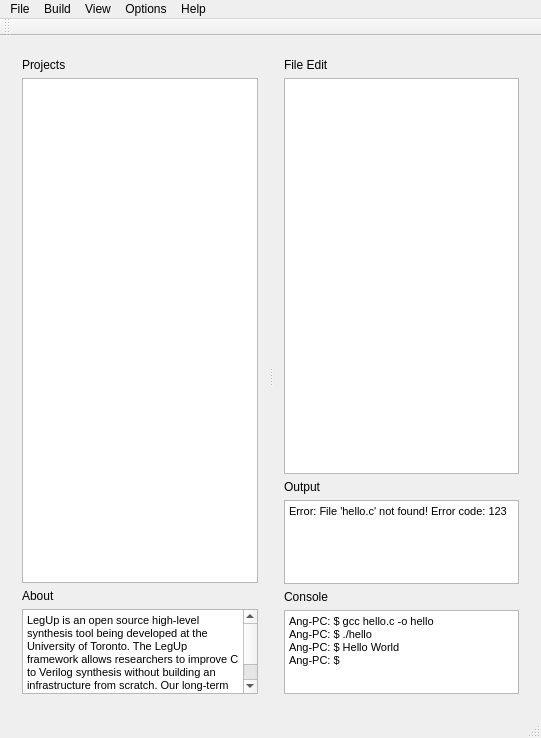
Qt form legup_proper/mainwindow.ui (yunliangliu/LegUp_GUI) before a commit.
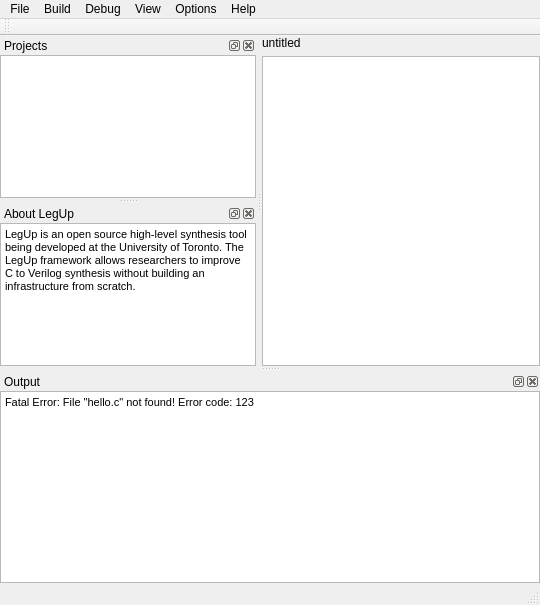
The same form after that commit. Icons and pictures are not drawn.

Commit message: changed splitter into dock

Patch:
```diff
--- a/legup_proper/mainwindow.ui
+++ b/legup_proper/mainwindow.ui
@@ -6,8 +6,8 @@
    <rect>
     <x>0</x>
     <y>0</y>
-    <width>541</width>
-    <height>738</height>
+    <width>540</width>
+    <height>605</height>
    </rect>
   </property>
   <property name="sizePolicy">
@@ -27,155 +27,44 @@
     </sizepolicy>
    </property>
    <layout class="QGridLayout" name="gridLayout">
+    <property name="leftMargin">
+     <number>0</number>
+    </property>
+    <property name="topMargin">
+     <number>0</number>
+    </property>
+    <property name="rightMargin">
+     <number>0</number>
+    </property>
+    <property name="bottomMargin">
+     <number>0</number>
+    </property>
     <item row="0" column="0">
-     <widget class="QSplitter" name="splitter">
-      <property name="orientation">
-       <enum>Qt::Horizontal</enum>
-      </property>
-      <widget class="QWidget" name="layoutWidget">
-       <layout class="QVBoxLayout" name="verticalLayout_4" stretch="5,1">
-        <item>
-         <layout class="QVBoxLayout" name="verticalLayout">
-          <item>
-           <widget class="QLabel" name="label">
-            <property name="text">
-             <string>Projects</string>
-            </property>
-           </widget>
-          </item>
-          <item>
-           <widget class="QTreeView" name="treeView">
-            <property name="sizePolicy">
-             <sizepolicy hsizetype="Expanding" vsizetype="Expanding">
-              <horstretch>0</horstretch>
-              <verstretch>0</verstretch>
-             </sizepolicy>
-            </property>
-           </widget>
-          </item>
-         </layout>
-        </item>
-        <item>
-         <layout class="QVBoxLayout" name="verticalLayout_3">
-          <item>
-           <widget class="QLabel" name="label_2">
-            <property name="text">
-             <string>About</string>
-            </property>
-           </widget>
-          </item>
-          <item>
-           <widget class="QTextBrowser" name="textBrowser">
-            <property name="sizePolicy">
-             <sizepolicy hsizetype="Expanding" vsizetype="Expanding">
-              <horstretch>0</horstretch>
-              <verstretch>0</verstretch>
-             </sizepolicy>
-            </property>
-            <property name="html">
-             <string>&lt;!DOCTYPE HTML PUBLIC &quot;-//W3C//DTD HTML 4.0//EN&quot; &quot;http://www.w3.org/TR/REC-html40/strict.dtd&quot;&gt;
-&lt;html&gt;&lt;head&gt;&lt;meta name=&quot;qrichtext&quot; content=&quot;1&quot; /&gt;&lt;style type=&quot;text/css&quot;&gt;
-p, li { white-space: pre-wrap; }
-&lt;/style&gt;&lt;/head&gt;&lt;body style=&quot; font-family:'MS Shell Dlg 2'; font-size:8.25pt; font-weight:400; font-style:normal;&quot;&gt;
-&lt;p style=&quot; margin-top:0px; margin-bottom:0px; margin-left:0px; margin-right:0px; -qt-block-indent:0; text-indent:0px;&quot;&gt;LegUp is an open source high-level synthesis tool being developed at the University of Toronto. The LegUp framework allows researchers to improve C to Verilog synthesis without building an infrastructure from scratch. Our long-term vision is to make FPGA programming easier for software developers.&lt;/p&gt;&lt;/body&gt;&lt;/html&gt;</string>
-            </property>
-           </widget>
-          </item>
-         </layout>
-        </item>
-       </layout>
-      </widget>
-      <widget class="QWidget" name="layoutWidget">
-       <layout class="QVBoxLayout" name="verticalLayout_7" stretch="4,1,1">
-        <item>
-         <layout class="QVBoxLayout" name="verticalLayout_2">
-          <item>
-           <widget class="QLabel" name="label_3">
-            <property name="text">
-             <string>File Edit</string>
-            </property>
-           </widget>
-          </item>
-          <item>
-           <widget class="QTextEdit" name="textEdit">
-            <property name="sizePolicy">
-             <sizepolicy hsizetype="Expanding" vsizetype="Expanding">
-              <horstretch>0</horstretch>
-              <verstretch>0</verstretch>
-             </sizepolicy>
-            </property>
-            <property name="font">
-             <font>
-              <family>Courier</family>
-              <pointsize>11</pointsize>
-             </font>
-            </property>
-           </widget>
-          </item>
-         </layout>
-        </item>
-        <item>
-         <layout class="QVBoxLayout" name="verticalLayout_5">
-          <item>
-           <widget class="QLabel" name="label_4">
-            <property name="text">
-             <string>Output</string>
-            </property>
-           </widget>
-          </item>
-          <item>
-           <widget class="QTextBrowser" name="textBrowser_2">
-            <property name="sizePolicy">
-             <sizepolicy hsizetype="Expanding" vsizetype="Expanding">
-              <horstretch>0</horstretch>
-              <verstretch>0</verstretch>
-             </sizepolicy>
-            </property>
-            <property name="html">
-             <string>&lt;!DOCTYPE HTML PUBLIC &quot;-//W3C//DTD HTML 4.0//EN&quot; &quot;http://www.w3.org/TR/REC-html40/strict.dtd&quot;&gt;
-&lt;html&gt;&lt;head&gt;&lt;meta name=&quot;qrichtext&quot; content=&quot;1&quot; /&gt;&lt;style type=&quot;text/css&quot;&gt;
-p, li { white-space: pre-wrap; }
-&lt;/style&gt;&lt;/head&gt;&lt;body style=&quot; font-family:'MS Shell Dlg 2'; font-size:8.25pt; font-weight:400; font-style:normal;&quot;&gt;
-&lt;p style=&quot; margin-top:0px; margin-bottom:0px; margin-left:0px; margin-right:0px; -qt-block-indent:0; text-indent:0px;&quot;&gt;Error: File 'hello.c' not found! Error code: 123&lt;/p&gt;&lt;/body&gt;&lt;/html&gt;</string>
-            </property>
-           </widget>
-          </item>
-         </layout>
-        </item>
-        <item>
-         <layout class="QVBoxLayout" name="verticalLayout_6">
-          <item>
-           <widget class="QLabel" name="label_5">
-            <property name="text">
-             <string>Console</string>
-            </property>
-           </widget>
-          </item>
-          <item>
-           <widget class="QTextBrowser" name="textBrowser_3">
-            <property name="sizePolicy">
-             <sizepolicy hsizetype="Expanding" vsizetype="Expanding">
-              <horstretch>0</horstretch>
-              <verstretch>0</verstretch>
-             </sizepolicy>
-            </property>
-            <property name="html">
-             <string>&lt;!DOCTYPE HTML PUBLIC &quot;-//W3C//DTD HTML 4.0//EN&quot; &quot;http://www.w3.org/TR/REC-html40/strict.dtd&quot;&gt;
-&lt;html&gt;&lt;head&gt;&lt;meta name=&quot;qrichtext&quot; content=&quot;1&quot; /&gt;&lt;style type=&quot;text/css&quot;&gt;
-p, li { white-space: pre-wrap; }
-&lt;/style&gt;&lt;/head&gt;&lt;body style=&quot; font-family:'MS Shell Dlg 2'; font-size:8.25pt; font-weight:400; font-style:normal;&quot;&gt;
-&lt;p style=&quot; margin-top:0px; margin-bottom:0px; margin-left:0px; margin-right:0px; -qt-block-indent:0; text-indent:0px;&quot;&gt;Ang-PC: $ gcc hello.c -o hello&lt;/p&gt;
-&lt;p style=&quot; margin-top:0px; margin-bottom:0px; margin-left:0px; margin-right:0px; -qt-block-indent:0; text-indent:0px;&quot;&gt;Ang-PC: $ ./hello&lt;/p&gt;
-&lt;p style=&quot; margin-top:0px; margin-bottom:0px; margin-left:0px; margin-right:0px; -qt-block-indent:0; text-indent:0px;&quot;&gt;Ang-PC: $ Hello World&lt;/p&gt;
-&lt;p style=&quot; margin-top:0px; margin-bottom:0px; margin-left:0px; margin-right:0px; -qt-block-indent:0; text-indent:0px;&quot;&gt;Ang-PC: $ &lt;/p&gt;&lt;/body&gt;&lt;/html&gt;</string>
-            </property>
-           </widget>
-          </item>
-         </layout>
-        </item>
-       </layout>
-      </widget>
-     </widget>
+     <layout class="QVBoxLayout" name="verticalLayout_2">
+      <item>
+       <widget class="QLabel" name="fileLabel">
+        <property name="text">
+         <string>untitled</string>
+        </property>
+       </widget>
+      </item>
+      <item>
+       <widget class="QTextEdit" name="textEdit">
+        <property name="sizePolicy">
+         <sizepolicy hsizetype="Expanding" vsizetype="Expanding">
+          <horstretch>0</horstretch>
+          <verstretch>0</verstretch>
+         </sizepolicy>
+        </property>
+        <property name="font">
+         <font>
+          <family>Consolas</family>
+          <pointsize>10</pointsize>
+         </font>
+        </property>
+       </widget>
+      </item>
+     </layout>
     </item>
    </layout>
   </widget>
@@ -184,7 +73,7 @@
     <rect>
      <x>0</x>
      <y>0</y>
-     <width>541</width>
+     <width>540</width>
      <height>21</height>
     </rect>
    </property>
@@ -235,8 +124,14 @@
      <string>View</string>
     </property>
    </widget>
+   <widget class="QMenu" name="menuDebug">
+    <property name="title">
+     <string>Debug</string>
+    </property>
+   </widget>
    <addaction name="menuFile"/>
    <addaction name="menuBuild"/>
+   <addaction name="menuDebug"/>
    <addaction name="menuView"/>
    <addaction name="menuOptions"/>
    <addaction name="menuHelp"/>
@@ -250,6 +145,103 @@
    </attribute>
   </widget>
   <widget class="QStatusBar" name="statusBar"/>
+  <widget class="QDockWidget" name="outputDock">
+   <property name="windowTitle">
+    <string>Output</string>
+   </property>
+   <attribute name="dockWidgetArea">
+    <number>8</number>
+   </attribute>
+   <widget class="QWidget" name="dockWidgetContents_6">
+    <layout class="QHBoxLayout" name="horizontalLayout_5">
+     <property name="leftMargin">
+      <number>0</number>
+     </property>
+     <property name="topMargin">
+      <number>0</number>
+     </property>
+     <property name="rightMargin">
+      <number>0</number>
+     </property>
+     <property name="bottomMargin">
+      <number>0</number>
+     </property>
+     <item>
+      <widget class="QTextBrowser" name="textBrowser_2">
+       <property name="html">
+        <string>&lt;!DOCTYPE HTML PUBLIC &quot;-//W3C//DTD HTML 4.0//EN&quot; &quot;http://www.w3.org/TR/REC-html40/strict.dtd&quot;&gt;
+&lt;html&gt;&lt;head&gt;&lt;meta name=&quot;qrichtext&quot; content=&quot;1&quot; /&gt;&lt;style type=&quot;text/css&quot;&gt;
+p, li { white-space: pre-wrap; }
+&lt;/style&gt;&lt;/head&gt;&lt;body style=&quot; font-family:'MS Shell Dlg 2'; font-size:8.25pt; font-weight:400; font-style:normal;&quot;&gt;
+&lt;p style=&quot; margin-top:0px; margin-bottom:0px; margin-left:0px; margin-right:0px; -qt-block-indent:0; text-indent:0px;&quot;&gt;Fatal Error: File &amp;quot;hello.c&amp;quot; not found! Error code: 123&lt;/p&gt;&lt;/body&gt;&lt;/html&gt;</string>
+       </property>
+      </widget>
+     </item>
+    </layout>
+   </widget>
+  </widget>
+  <widget class="QDockWidget" name="projectDock">
+   <property name="windowTitle">
+    <string>Projects</string>
+   </property>
+   <attribute name="dockWidgetArea">
+    <number>1</number>
+   </attribute>
+   <widget class="QWidget" name="dockWidgetContents">
+    <layout class="QHBoxLayout" name="horizontalLayout_3">
+     <property name="leftMargin">
+      <number>0</number>
+     </property>
+     <property name="topMargin">
+      <number>0</number>
+     </property>
+     <property name="rightMargin">
+      <number>0</number>
+     </property>
+     <property name="bottomMargin">
+      <number>0</number>
+     </property>
+     <item>
+      <widget class="QTreeView" name="treeView"/>
+     </item>
+    </layout>
+   </widget>
+  </widget>
+  <widget class="QDockWidget" name="aboutDock">
+   <property name="windowTitle">
+    <string>About LegUp</string>
+   </property>
+   <attribute name="dockWidgetArea">
+    <number>1</number>
+   </attribute>
+   <widget class="QWidget" name="dockWidgetContents_9">
+    <layout class="QHBoxLayout" name="horizontalLayout">
+     <property name="leftMargin">
+      <number>0</number>
+     </property>
+     <property name="topMargin">
+      <number>0</number>
+     </property>
+     <property name="rightMargin">
+      <number>0</number>
+     </property>
+     <property name="bottomMargin">
+      <number>0</number>
+     </property>
+     <item>
+      <widget class="QTextBrowser" name="aboutText">
+       <property name="html">
+        <string>&lt;!DOCTYPE HTML PUBLIC &quot;-//W3C//DTD HTML 4.0//EN&quot; &quot;http://www.w3.org/TR/REC-html40/strict.dtd&quot;&gt;
+&lt;html&gt;&lt;head&gt;&lt;meta name=&quot;qrichtext&quot; content=&quot;1&quot; /&gt;&lt;style type=&quot;text/css&quot;&gt;
+p, li { white-space: pre-wrap; }
+&lt;/style&gt;&lt;/head&gt;&lt;body style=&quot; font-family:'MS Shell Dlg 2'; font-size:8.25pt; font-weight:400; font-style:normal;&quot;&gt;
+&lt;p style=&quot; margin-top:0px; margin-bottom:0px; margin-left:0px; margin-right:0px; -qt-block-indent:0; text-indent:0px;&quot;&gt;&lt;span style=&quot; font-size:8pt;&quot;&gt;LegUp is an open source high-level synthesis tool being developed at the University of Toronto. The LegUp framework allows researchers to improve C to Verilog synthesis without building an infrastructure from scratch.&lt;/span&gt;&lt;/p&gt;&lt;/body&gt;&lt;/html&gt;</string>
+       </property>
+      </widget>
+     </item>
+    </layout>
+   </widget>
+  </widget>
   <action name="actionAbout_LegUp">
    <property name="icon">
     <iconset resource="legup_proper.qrc">
```
Left out of the diff: 3 changed lines with no effect on the pictures. The commit also changes 14 other files.
